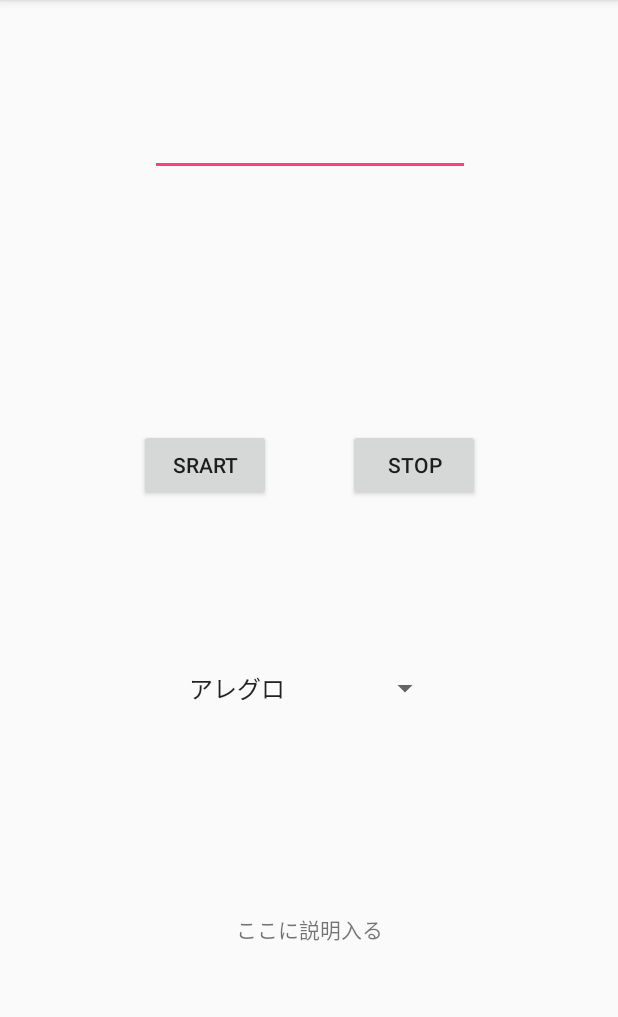
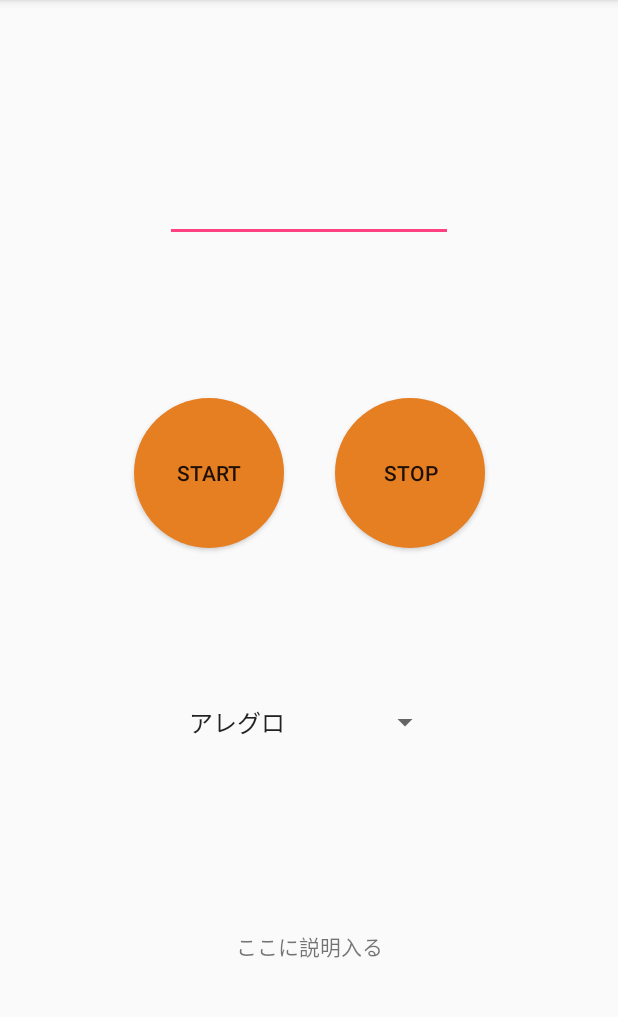
Before and after one commit to a1yama/Metronome, an Android app: the screen it shows after launch (MainActivity), after a tap on "STOP", on a phone screen of 412 x 824 dp, the part 84-1101 px from its top. Run offline under Robolectric (Android 15) with nearby library versions, the phone set to English and light mode, and no system bars.

Commit message:
文字サイズの調整と軽微なbug fix

```diff
--- a/app/src/main/java/com/a1yama/metronome/MainActivity.java
+++ b/app/src/main/java/com/a1yama/metronome/MainActivity.java
@@ -15,7 +15,6 @@ public class MainActivity extends AppCompatActivity {
     private int soundId, streamId;
     private float speed;
     private String speedString;
-    private boolean isPlaying = false;
 
     @Override
     protected void onCreate(Bundle savedInstanceState) {
@@ -40,7 +39,7 @@ public class MainActivity extends AppCompatActivity {
         startButton.setOnClickListener(new View.OnClickListener() {
             @Override
             public void onClick(View view) {
-                if (!isPlaying) {
+                soundPool.stop(streamId);
                 speedText = findViewById(R.id.speed);
                 speedString = speedText.getText().toString();
                 if (speedString.length() == 0){
@@ -54,17 +53,13 @@ public class MainActivity extends AppCompatActivity {
                     speedText.setText("250");
                 }
                 speed = Float.parseFloat(speedString) / 120f;
-                    // 1fで157bpmくらい
                 streamId = soundPool.play(soundId, 1.0f, 1.0f, 0, -1, speed);
-                    isPlaying = true;
-                }
             }
         });
         stopButton.setOnClickListener(new View.OnClickListener() {
             @Override
             public void onClick(View view) {
                 soundPool.stop(streamId);
-                isPlaying = false;
             }
         });
     }
--- /dev/null
+++ b/app/src/main/res/drawable/oval_button.xml
@@ -0,0 +1,14 @@
+<?xml version="1.0" encoding="utf-8"?>
+<!-- shape:oval(=楕円形) -->
+<shape xmlns:android="http://schemas.android.com/apk/res/android"
+    android:shape="oval">
+
+    <!-- サイズを指定 -->
+    <size
+        android:width="100dp"
+        android:height="100dp"/>
+
+    <!-- 背景色 -->
+    <solid android:color="#e67e22" />
+
+</shape>
--- a/app/src/main/res/layout/activity_main.xml
+++ b/app/src/main/res/layout/activity_main.xml
@@ -8,16 +8,18 @@
 
     <EditText
         android:id="@+id/speed"
-        android:layout_width="wrap_content"
+        android:layout_width="@android:dimen/thumbnail_width"
         android:layout_height="wrap_content"
-        android:layout_marginTop="72dp"
+        android:layout_marginTop="44dp"
         android:ems="10"
+        android:fontFamily="sans-serif"
         android:inputType="numberSigned"
         android:selectAllOnFocus="false"
         android:singleLine="false"
         android:textAlignment="center"
+        android:textSize="72sp"
+        android:textStyle="bold"
         app:layout_constraintEnd_toEndOf="parent"
-        app:layout_constraintHorizontal_bias="0.502"
         app:layout_constraintStart_toStartOf="parent"
         app:layout_constraintTop_toTopOf="parent"
         app:layout_constraintVertical_chainStyle="spread_inside" />
@@ -28,6 +30,7 @@
         android:layout_height="wrap_content"
         android:soundEffectsEnabled="false"
         android:text="Stop"
+        android:background="@drawable/oval_button"
         app:layout_constraintBottom_toBottomOf="parent"
         app:layout_constraintEnd_toEndOf="parent"
         app:layout_constraintHorizontal_bias="0.716"
@@ -40,7 +43,8 @@
         android:layout_width="wrap_content"
         android:layout_height="wrap_content"
         android:soundEffectsEnabled="false"
-        android:text="Srart"
+        android:text="Start"
+        android:background="@drawable/oval_button"
         app:layout_constraintBottom_toBottomOf="parent"
         app:layout_constraintEnd_toEndOf="parent"
         app:layout_constraintHorizontal_bias="0.287"
```
Also changed, not shown: 1 other file. Lines whose indentation alone changed are shown as unchanged.
